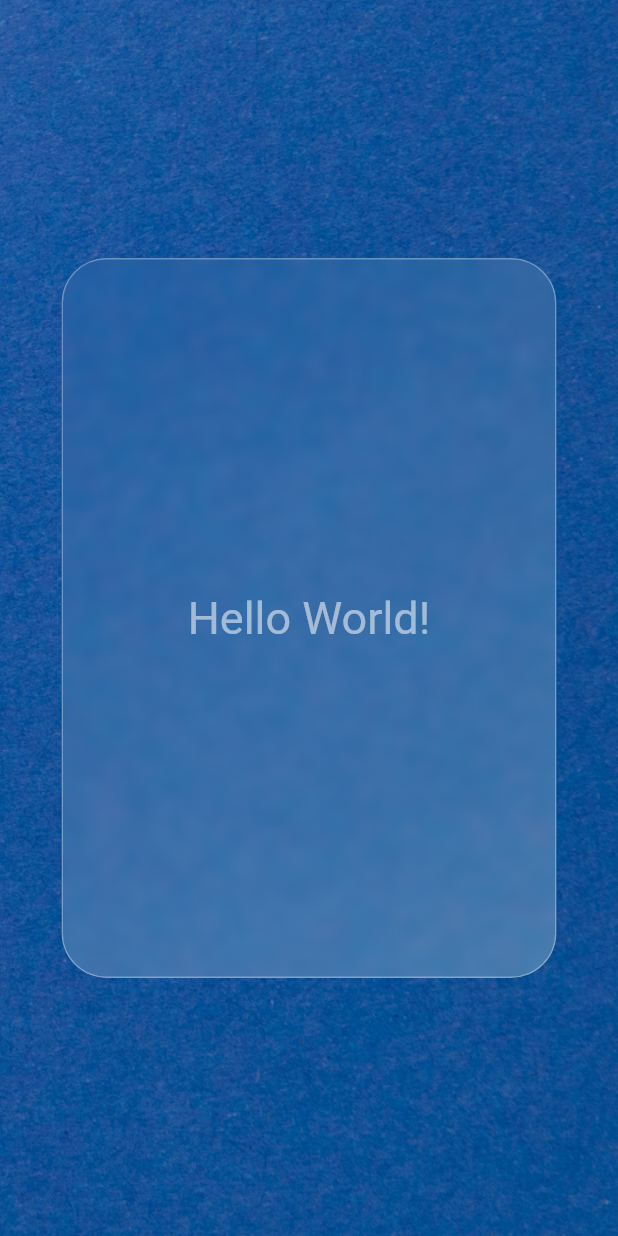
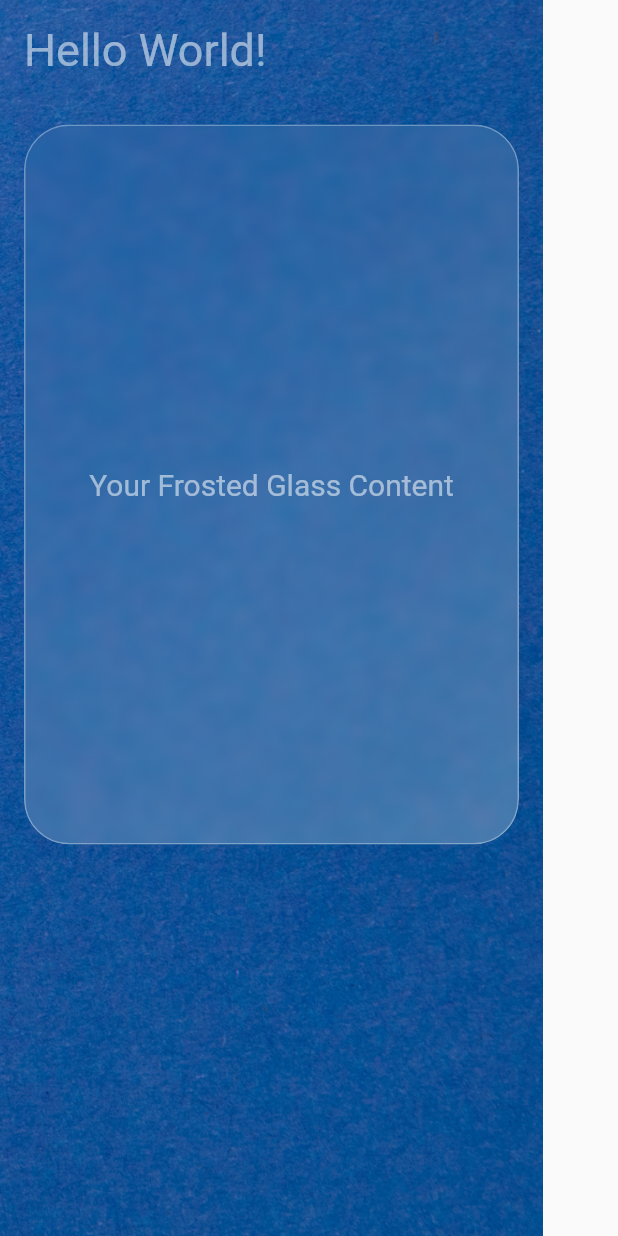
Before and after one commit to RusithHansana/Happening-Mobile-App, a Flutter app: the screen it shows after launch, on a phone screen of 412 x 824 dp. Run offline on Flutter 3.47's test engine with Material 2 defaults, Android fonts, the phone set to English and light mode, and no system bars.

Commit message:
Update login_page.dart

```diff
--- a/happening_app/login_pages/lib/pages/login_page.dart
+++ b/happening_app/login_pages/lib/pages/login_page.dart
@@ -1,5 +1,6 @@
 import 'package:flutter/material.dart';
 import 'package:login_pages/components/frostedglass.dart';
+
 class LoginPage extends StatelessWidget {
   const LoginPage({super.key});
 
@@ -13,14 +14,30 @@ class LoginPage extends StatelessWidget {
             fit: BoxFit.cover,
           ),
         ),
-        alignment: Alignment.center,
-        child: const FrostedGlassBox(
-          theWidth: 330.0,
-          theHeight: 480.0,
-          theChild: Text(
-            'Hello World!',
-            style: TextStyle(color: Colors.white54, fontSize: 30),
-          ),
+        child: const Column(
+          crossAxisAlignment: CrossAxisAlignment.start,
+          children: [
+            Padding(
+              padding: EdgeInsets.all(16.0),
+              child: Text(
+                'Hello World!',
+                style: TextStyle(color: Colors.white54, fontSize: 30),
+              ),
+            ),
+            Padding(
+              padding: EdgeInsets.all(16.0),
+              child: FrostedGlassBox(
+                theWidth: 330.0,
+                theHeight: 480.0,
+                theChild: Center(
+                  child: Text(
+                    'Your Frosted Glass Content',
+                    style: TextStyle(color: Colors.white54, fontSize: 20),
+                  ),
+                ),
+              ),
+            ),
+          ],
         ),
       ),
     );
```
